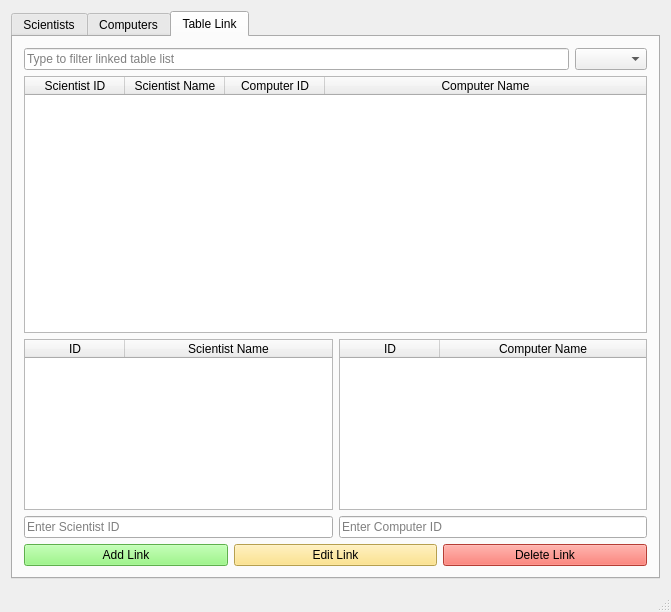
Qt form mainwindow.ui (marin16/Skil3) before a commit.
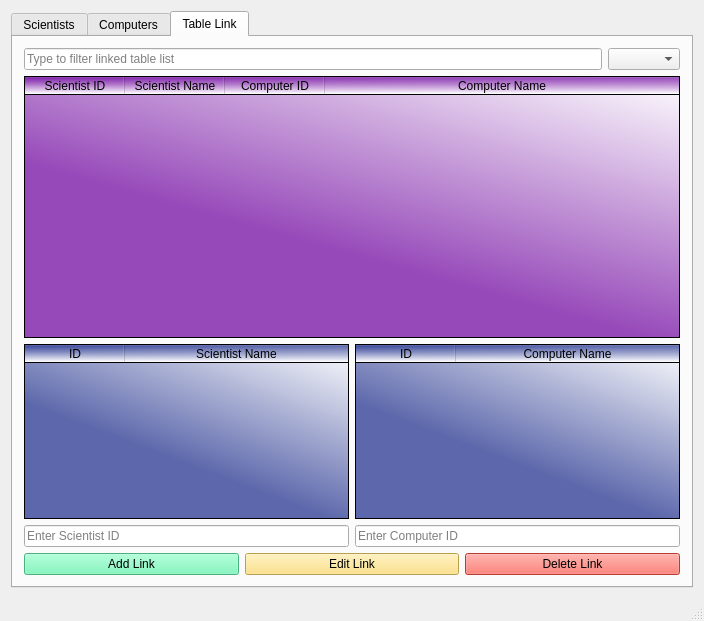
The same form after that commit. The open tabs and pages were chosen to show the change.

Diff of the .ui file:
```diff
--- a/mainwindow.ui
+++ b/mainwindow.ui
@@ -6,8 +6,8 @@
    <rect>
     <x>0</x>
     <y>0</y>
-    <width>671</width>
-    <height>612</height>
+    <width>704</width>
+    <height>621</height>
    </rect>
   </property>
   <property name="windowTitle">
@@ -407,6 +407,9 @@
          <layout class="QVBoxLayout" name="verticalLayout_5" stretch="6,4">
           <item>
            <widget class="QTableWidget" name="tableTableLink">
+            <property name="styleSheet">
+             <string notr="true">Background-color:qlineargradient(spread:pad, x1:0.512, y1:0.692909, x2:1, y2:0, stop:0 rgba(109, 0, 158, 181), stop:1 rgba(255, 255, 255, 255))</string>
+            </property>
             <property name="editTriggers">
              <set>QAbstractItemView::NoEditTriggers</set>
             </property>
@@ -454,6 +457,9 @@
             </property>
             <item>
              <widget class="QTableWidget" name="tableIdScientist">
+              <property name="styleSheet">
+               <string notr="true">Background-color:qlineargradient(spread:pad, x1:0.512, y1:0.692909, x2:1, y2:0, stop:0 rgba(28, 44, 139, 181), stop:1 rgba(255, 255, 255, 255))</string>
+              </property>
               <property name="editTriggers">
                <set>QAbstractItemView::NoEditTriggers</set>
               </property>
@@ -474,6 +480,9 @@
             </item>
             <item>
              <widget class="QTableWidget" name="tableIdComputer">
+              <property name="styleSheet">
+               <string notr="true">Background-color:qlineargradient(spread:pad, x1:0.512, y1:0.692909, x2:1, y2:0, stop:0 rgba(28, 44, 139, 181), stop:1 rgba(255, 255, 255, 255))</string>
+              </property>
               <property name="editTriggers">
                <set>QAbstractItemView::NoEditTriggers</set>
               </property>
@@ -522,28 +531,8 @@
              <bool>true</bool>
             </property>
             <property name="styleSheet">
-             <string notr="true">QPushButton::menu-indicator:pressed, QPushButton::menu-indicator:open {
-	background-color: rgb(162, 255, 137);
-}
-QPushButton:pressed  {
-    background-color: rgb(162, 255, 137);
-}
-QPushButton:default  { 
-    background-color: rgb(162, 255, 137);
-}
-QPushButton:open  {
-    background-color: rgb(162, 255, 137);
-}
-QPushButton:hover  {
-    background-color: rgb(162, 255, 137);
-}
-QPushButton {
-     background-color: rgb(132, 246, 107);
-}
-
-QPushButton:disabled {
-    background-color: rgb(102, 246, 177);
-}</string>
+             <string notr="true">Background-color: rgb(102, 246, 177);
+</string>
             </property>
             <property name="text">
              <string>Add Link</string>
```
Left out of the diff: 24 changed lines with no effect on the pictures.
